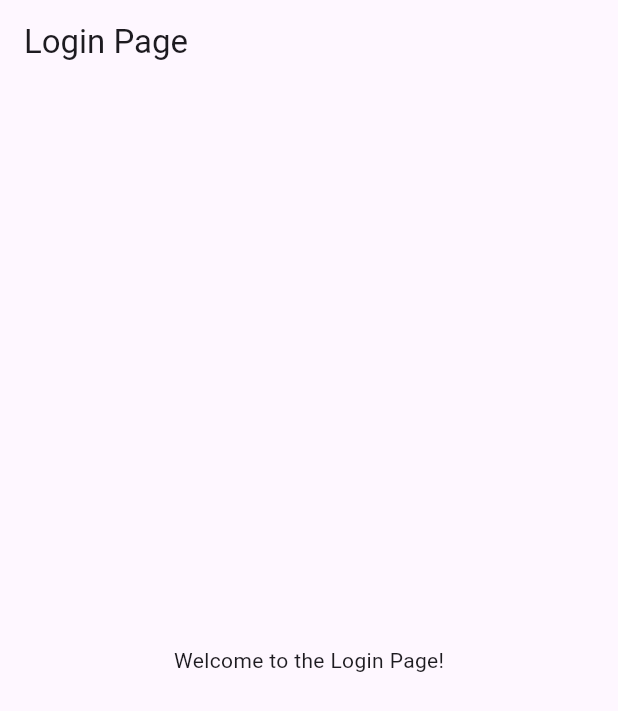
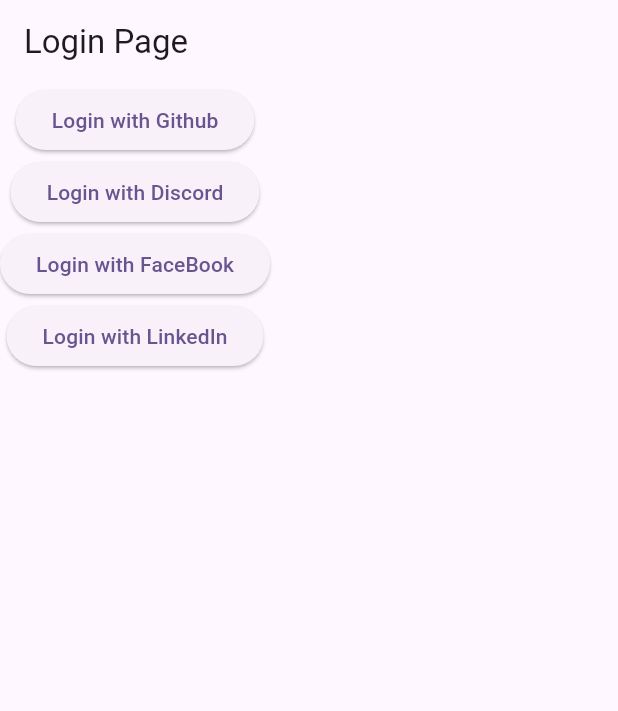
Before and after one commit to raman04-byte/appwrite_oAuth_testing, a Flutter app: the screen it shows after launch, on a phone screen of 412 x 824 dp. Shown: the top 711 px of the screen. Run offline on Flutter 3.47's test engine with Material 3 defaults, Android fonts, the phone set to English and light mode, and no system bars; our stand-ins replace appwrite.

Commit message:
New Update

```diff
--- a/lib/login.dart
+++ b/lib/login.dart
@@ -14,8 +14,17 @@ class _LoginPageState extends State<LoginPage> {
       appBar: AppBar(
         title: const Text('Login Page'),
       ),
-      body: const Center(
-        child: Text('Welcome to the Login Page!'),
+      body: Column(
+        children: [
+          ElevatedButton(
+              onPressed: () {}, child: const Text('Login with Github')),
+          ElevatedButton(
+              onPressed: () {}, child: const Text('Login with Discord')),
+          ElevatedButton(
+              onPressed: () {}, child: const Text('Login with FaceBook')),
+          ElevatedButton(
+              onPressed: () {}, child: const Text('Login with LinkedIn')),
+        ],
       ),
     );
   }
```
